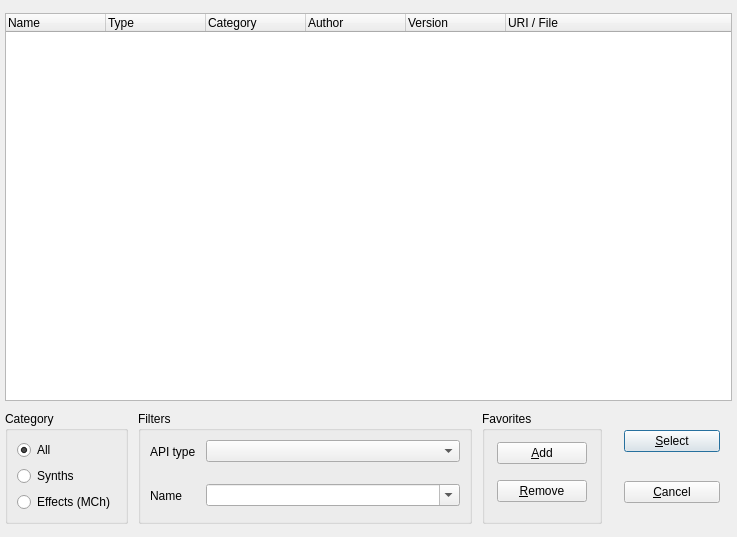
emrum/muse, file src/muse/components/synthdialogbase.ui: the form before one commit.
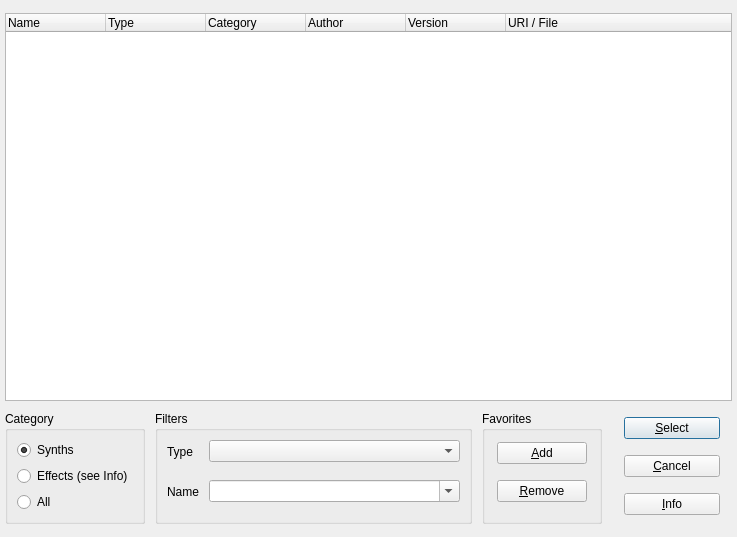
The form after the commit.

Commit message: Improve synth selection dialog

What changed in the file:
```diff
--- a/src/muse/components/synthdialogbase.ui
+++ b/src/muse/components/synthdialogbase.ui
@@ -148,7 +148,7 @@
            <number>10</number>
           </property>
           <property name="verticalSpacing">
-           <number>20</number>
+           <number>16</number>
           </property>
           <property name="topMargin">
            <number>0</number>
@@ -168,7 +168,7 @@
              </size>
             </property>
             <property name="text">
-             <string>API type</string>
+             <string>Type</string>
             </property>
            </widget>
           </item>
@@ -234,6 +234,9 @@
          <property name="text">
           <string>&amp;Select</string>
          </property>
+         <property name="autoDefault">
+          <bool>false</bool>
+         </property>
          <property name="default">
           <bool>true</bool>
          </property>
@@ -250,6 +253,19 @@
          <property name="text">
           <string>&amp;Cancel</string>
          </property>
+         <property name="autoDefault">
+          <bool>false</bool>
+         </property>
+        </widget>
+       </item>
+       <item>
+        <widget class="QPushButton" name="pbInfo">
+         <property name="text">
+          <string>&amp;Info</string>
+         </property>
+         <property name="autoDefault">
+          <bool>false</bool>
+         </property>
         </widget>
        </item>
       </layout>
@@ -266,24 +282,14 @@
         <property name="leftMargin">
          <number>9</number>
         </property>
-        <item>
-         <widget class="QRadioButton" name="rbAll">
-          <property name="text">
-           <string>All</string>
-          </property>
-          <property name="checked">
-           <bool>true</bool>
-          </property>
-          <attribute name="buttonGroup">
-           <string notr="true">catButtonGroup</string>
-          </attribute>
-         </widget>
-        </item>
         <item>
          <widget class="QRadioButton" name="rbSynths">
           <property name="text">
            <string>Synths</string>
           </property>
+          <property name="checked">
+           <bool>true</bool>
+          </property>
           <attribute name="buttonGroup">
            <string notr="true">catButtonGroup</string>
           </attribute>
@@ -296,7 +302,20 @@
 (in all other cases the effect rack should be used ).</string>
           </property>
           <property name="text">
-           <string>Effects (MCh)</string>
+           <string>Effects (see Info)</string>
+          </property>
+          <attribute name="buttonGroup">
+           <string notr="true">catButtonGroup</string>
+          </attribute>
+         </widget>
+        </item>
+        <item>
+         <widget class="QRadioButton" name="rbAll">
+          <property name="text">
+           <string>All</string>
+          </property>
+          <property name="checked">
+           <bool>false</bool>
           </property>
           <attribute name="buttonGroup">
            <string notr="true">catButtonGroup</string>
```
Left out of the diff: 17 changed lines with no effect on the pictures. The commit also changes 4 other files.
